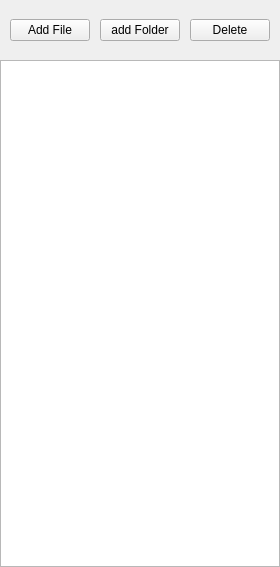
Before: the Qt Designer form SpriteAltasPacker/ui/filesview.ui in zarelaky/SpriteAltasPacker, drawn with Qt 5.
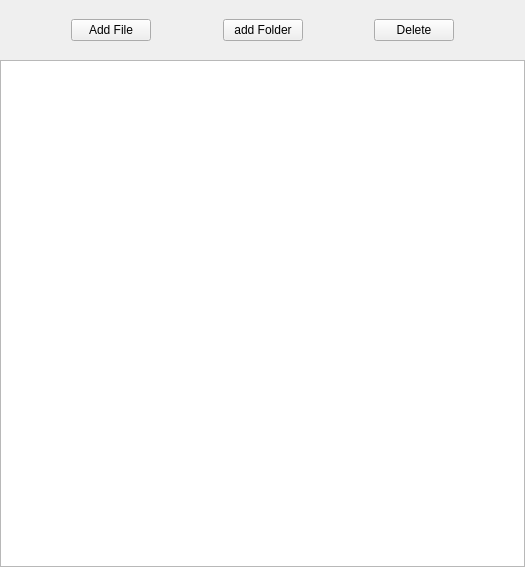
After: the same form once the commit is applied.

Commit message: file view drag drop

What changed in the file:
```diff
--- a/SpriteAltasPacker/ui/filesview.ui
+++ b/SpriteAltasPacker/ui/filesview.ui
@@ -6,13 +6,13 @@
    <rect>
     <x>0</x>
     <y>0</y>
-    <width>269</width>
+    <width>525</width>
     <height>567</height>
    </rect>
   </property>
   <property name="minimumSize">
    <size>
-    <width>269</width>
+    <width>525</width>
     <height>300</height>
    </size>
   </property>
@@ -56,7 +56,7 @@
       <item>
        <widget class="QWidget" name="widget" native="true">
         <property name="sizePolicy">
-         <sizepolicy hsizetype="MinimumExpanding" vsizetype="Preferred">
+         <sizepolicy hsizetype="Preferred" vsizetype="Preferred">
           <horstretch>0</horstretch>
           <verstretch>0</verstretch>
          </sizepolicy>
@@ -167,7 +167,40 @@
        </widget>
       </item>
       <item>
-       <widget class="QTreeView" name="treeView"/>
+       <widget class="QTreeWidget" name="treeWidget">
+        <property name="sizePolicy">
+         <sizepolicy hsizetype="Preferred" vsizetype="Expanding">
+          <horstretch>0</horstretch>
+          <verstretch>0</verstretch>
+         </sizepolicy>
+        </property>
+        <property name="minimumSize">
+         <size>
+          <width>240</width>
+          <height>0</height>
+         </size>
+        </property>
+        <property name="editTriggers">
+         <set>QAbstractItemView::NoEditTriggers</set>
+        </property>
+        <property name="showDropIndicator" stdset="0">
+         <bool>false</bool>
+        </property>
+        <property name="columnCount">
+         <number>1</number>
+        </property>
+        <attribute name="headerVisible">
+         <bool>false</bool>
+        </attribute>
+        <attribute name="headerDefaultSectionSize">
+         <number>40</number>
+        </attribute>
+        <column>
+         <property name="text">
+          <string notr="true">1</string>
+         </property>
+        </column>
+       </widget>
       </item>
      </layout>
     </item>
```
The commit also changes 4 other files.
